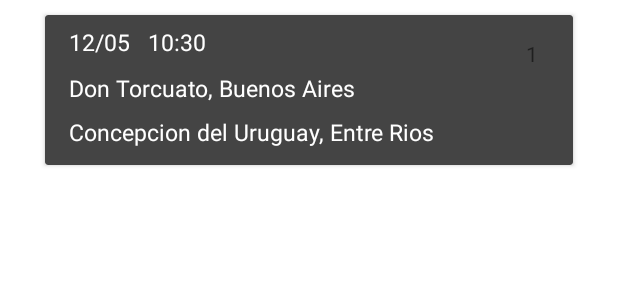
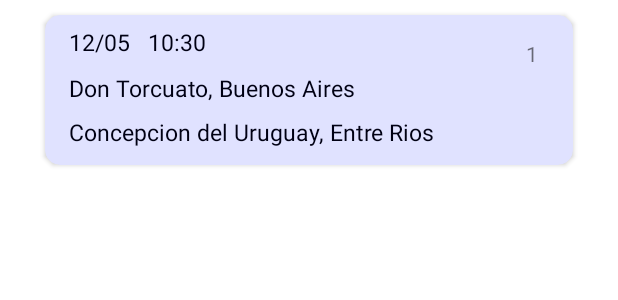
Before and after one commit to tobiolea97/carpooling, an Android app: the layout grid_item_viaje.xml on its own in the app's theme, with its tools: preview values and no code run, on a phone screen of 412 x 824 dp. Shown: the top 300 px of the screen. Run offline under Robolectric (Android 15) with nearby library versions, the phone set to English and light mode, and no system bars.

Commit message:
1) Creacion de recurso menu 2) Agregado de actionBar 3) Redireccionamiento

```diff
--- a/app/src/main/res/layout/grid_item_viaje.xml
+++ b/app/src/main/res/layout/grid_item_viaje.xml
@@ -12,7 +12,8 @@
         android:layout_width="match_parent"
         android:layout_height="wrap_content"
         android:layout_margin="10sp"
-        app:cardBackgroundColor="@color/gris">
+        app:cardBackgroundColor="@color/custom7"
+        app:cardCornerRadius="10dp">
 
         <androidx.constraintlayout.widget.ConstraintLayout
             android:layout_width="match_parent"
@@ -26,7 +27,7 @@
                 android:layout_marginTop="8dp"
                 android:layout_weight="1"
                 android:text="Concepcion del Uruguay, Entre Rios"
-                android:textColor="@color/white"
+                android:textColor="@color/custom1"
                 android:textSize="15sp"
                 app:layout_constraintStart_toStartOf="parent"
                 app:layout_constraintTop_toBottomOf="@+id/tvGridItemViajeOrigen" />
@@ -39,7 +40,7 @@
                 android:layout_marginTop="9dp"
                 android:layout_weight="1"
                 android:text="Don Torcuato, Buenos Aires"
-                android:textColor="@color/white"
+                android:textColor="@color/custom1"
                 android:textSize="15sp"
                 app:layout_constraintStart_toStartOf="parent"
                 app:layout_constraintTop_toBottomOf="@+id/tvGridItemViajeOrigenFecha" />
@@ -51,7 +52,7 @@
                 android:layout_marginStart="16dp"
                 android:layout_marginTop="7dp"
                 android:text="12/05"
-                android:textColor="@color/white"
+                android:textColor="@color/custom1"
                 android:textSize="15sp"
                 app:layout_constraintStart_toStartOf="parent"
                 app:layout_constraintTop_toTopOf="parent" />
@@ -63,7 +64,7 @@
                 android:layout_marginStart="12dp"
                 android:layout_marginTop="7dp"
                 android:text="10:30"
-                android:textColor="@color/white"
+                android:textColor="@color/custom1"
                 android:textSize="15sp"
                 app:layout_constraintStart_toEndOf="@+id/tvGridItemViajeOrigenFecha"
                 app:layout_constraintTop_toTopOf="parent" />
--- a/app/src/main/res/menu/menu_conductor.xml
+++ b/app/src/main/res/menu/menu_conductor.xml
@@ -1,4 +1,7 @@
 <?xml version="1.0" encoding="utf-8"?>
 <menu xmlns:android="http://schemas.android.com/apk/res/android">
-
+    <item android:id="@+id/inicio" android:title="Inicio"/>
+    <item android:id="@+id/misViajes" android:title="Mis Viajes"/>
+    <item android:id="@+id/crearViaje" android:title="Crear Viaje"/>
+    <item android:id="@+id/cerrarSesion" android:title="Cerrar Sesion"/>
 </menu>
--- a/app/src/main/res/values/colors.xml
+++ b/app/src/main/res/values/colors.xml
@@ -16,5 +16,6 @@
     <color name="custom4">#9c8ade</color>
     <color name="custom5">#e8c4ff</color>
     <color name="custom6">#B3A0FF</color>
+    <color name="custom7">#E0E2FF</color>
     <color name="gris1">#A0A0A0</color>
 </resources>
--- a/app/src/main/res/values/themes.xml
+++ b/app/src/main/res/values/themes.xml
@@ -1,6 +1,6 @@
 <resources xmlns:tools="http://schemas.android.com/tools">
     <!-- Base application theme. -->
-    <style name="Theme.Carpooling" parent="Theme.MaterialComponents.DayNight.NoActionBar">
+    <style name="Theme.Carpooling" parent="Theme.MaterialComponents.DayNight.DarkActionBar">
         <!-- Primary brand color. -->
         <item name="colorPrimary">@color/custom3</item>
         <item name="colorPrimaryVariant">@color/custom2</item>
```
Also changed, not shown: app/src/main/java/utn/frgp/edu/ar/carpooling/Home.java (+41 -1 lines), app/src/main/java/utn/frgp/edu/ar/carpooling/MainActivity.java (+24 -5 lines), app/src/main/java/utn/frgp/edu/ar/carpooling/MisViajes.java (+43 -1 lines), app/src/main/java/utn/frgp/edu/ar/carpooling/NuevoViaje.java (+43 -0 lines).
